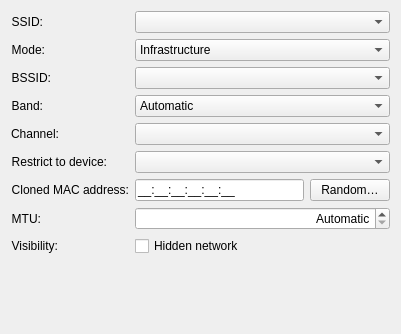
Before: the Qt Designer form libs/editor/settings/ui/wificonnectionwidget.ui in KDE/plasma-nm, drawn with Qt 5.
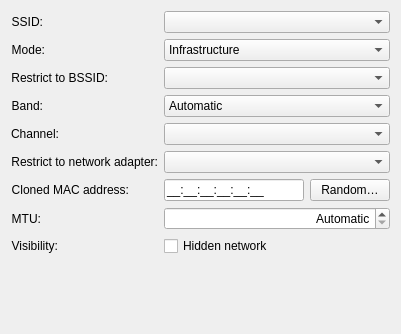
After: the same form once the commit is applied. Custom widgets are drawn as their Qt base class.

Commit message:
libs/editor: Improve tooltips and labels
Enhancement: 512520
FIXED-IN: 6.7.0

Diff of the .ui file:
```diff
--- a/libs/editor/settings/ui/wificonnectionwidget.ui
+++ b/libs/editor/settings/ui/wificonnectionwidget.ui
@@ -78,7 +78,7 @@
    <item row="2" column="0">
     <widget class="QLabel" name="BSSIDLabel">
      <property name="text">
-      <string>BSSID:</string>
+      <string>Restrict to BSSID:</string>
      </property>
      <property name="alignment">
       <set>Qt::AlignRight|Qt::AlignTrailing|Qt::AlignVCenter</set>
@@ -183,7 +183,7 @@
    <item row="5" column="0">
     <widget class="QLabel" name="label">
      <property name="text">
-      <string>Restrict to device:</string>
+      <string>Restrict to network adapter:</string>
      </property>
      <property name="alignment">
       <set>Qt::AlignRight|Qt::AlignTrailing|Qt::AlignVCenter</set>
```
Left out of the diff: 25 changed lines with no effect on the pictures. The commit also changes 3 other files.
